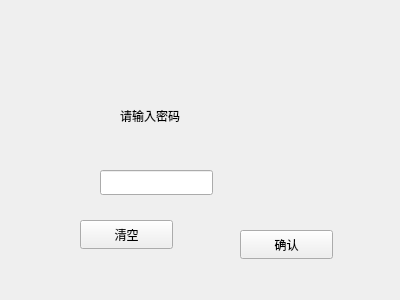
kagura114/NetCard, file enterpassword.ui: the form before one commit.
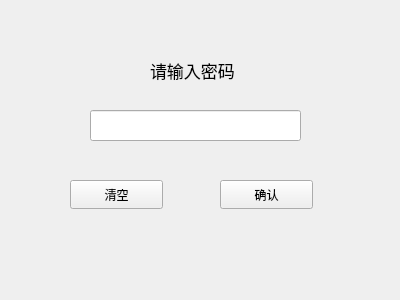
The form after the commit.

```diff
--- a/enterpassword.ui
+++ b/enterpassword.ui
@@ -16,22 +16,27 @@
   <widget class="QLineEdit" name="lineEdit">
    <property name="geometry">
     <rect>
-     <x>100</x>
-     <y>170</y>
-     <width>113</width>
-     <height>25</height>
-    </rect>
-   </property>
-  </widget>
-  <widget class="QLabel" name="label">
-   <property name="geometry">
-    <rect>
-     <x>120</x>
-     <y>100</y>
-     <width>101</width>
+     <x>90</x>
+     <y>110</y>
+     <width>211</width>
      <height>31</height>
     </rect>
    </property>
+  </widget>
+  <widget class="QLabel" name="label">
+   <property name="geometry">
+    <rect>
+     <x>150</x>
+     <y>50</y>
+     <width>91</width>
+     <height>41</height>
+    </rect>
+   </property>
+   <property name="font">
+    <font>
+     <pointsize>13</pointsize>
+    </font>
+   </property>
    <property name="text">
     <string>请输入密码</string>
    </property>
@@ -39,8 +44,8 @@
   <widget class="QPushButton" name="pushButton">
    <property name="geometry">
     <rect>
-     <x>80</x>
-     <y>220</y>
+     <x>70</x>
+     <y>180</y>
      <width>93</width>
      <height>29</height>
     </rect>
@@ -52,8 +57,8 @@
   <widget class="QPushButton" name="pushButton_2">
    <property name="geometry">
     <rect>
-     <x>240</x>
-     <y>230</y>
+     <x>220</x>
+     <y>180</y>
      <width>93</width>
      <height>29</height>
     </rect>
```
